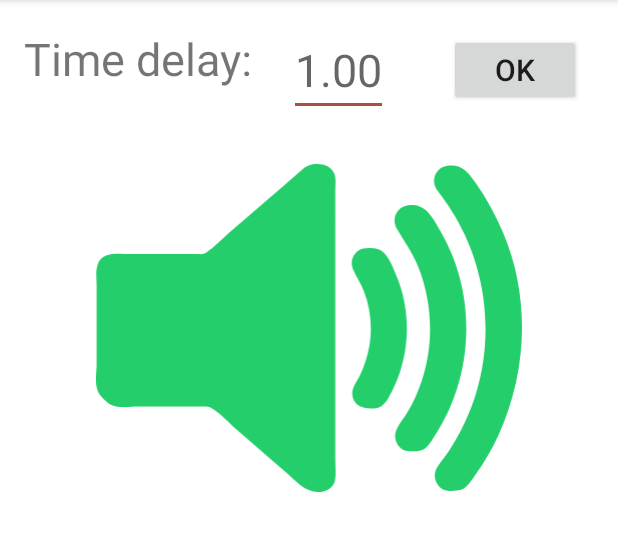
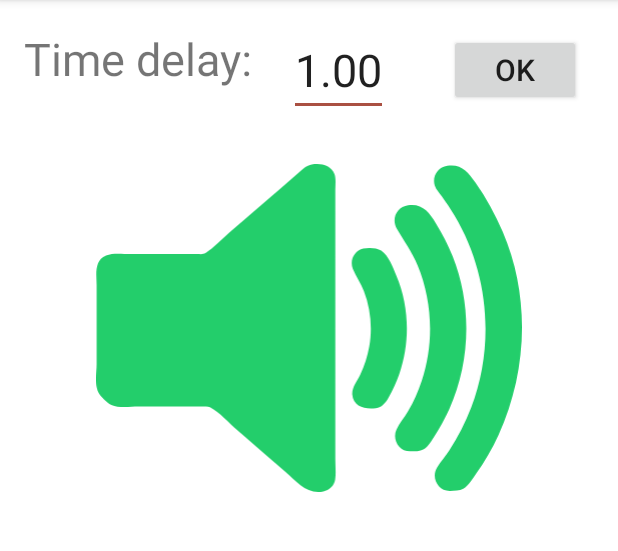
Before and after one commit to VivekThazhathattil/dekadico, an Android app: the screen it shows after launch (MainActivity), on a phone screen of 412 x 824 dp, the part 84-635 px from its top. Run offline under Robolectric (Android 15) with nearby library versions, the phone set to English and light mode, and no system bars.

Commit message:
fix initial empty string in input field issue

```diff
--- a/app/src/main/java/com/example/spokennumbers/MainActivity.java
+++ b/app/src/main/java/com/example/spokennumbers/MainActivity.java
@@ -53,6 +53,7 @@ public class MainActivity extends AppCompatActivity {
         recall_view.setVisibility(View.INVISIBLE);
         next_button.setVisibility(View.INVISIBLE);
         time_delay_input.setVisibility(View.VISIBLE);
+        time_delay_input.setText("1.00");
         time_delay_text.setVisibility(View.VISIBLE);
         enter_button.setVisibility(View.VISIBLE);
 
```
